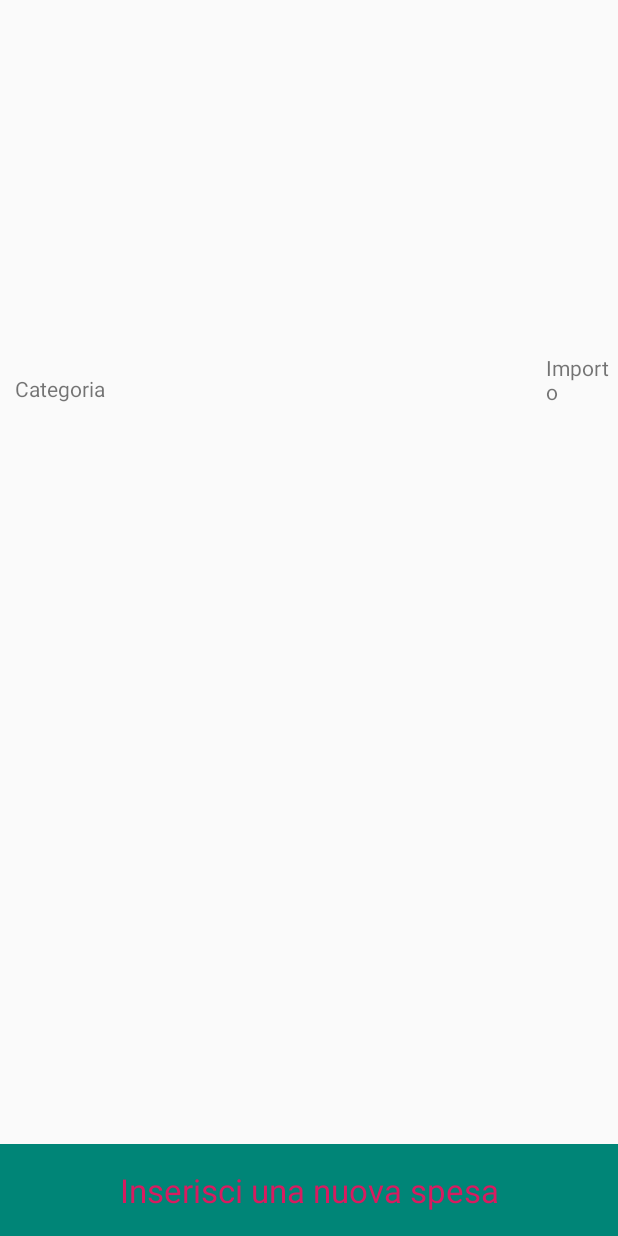
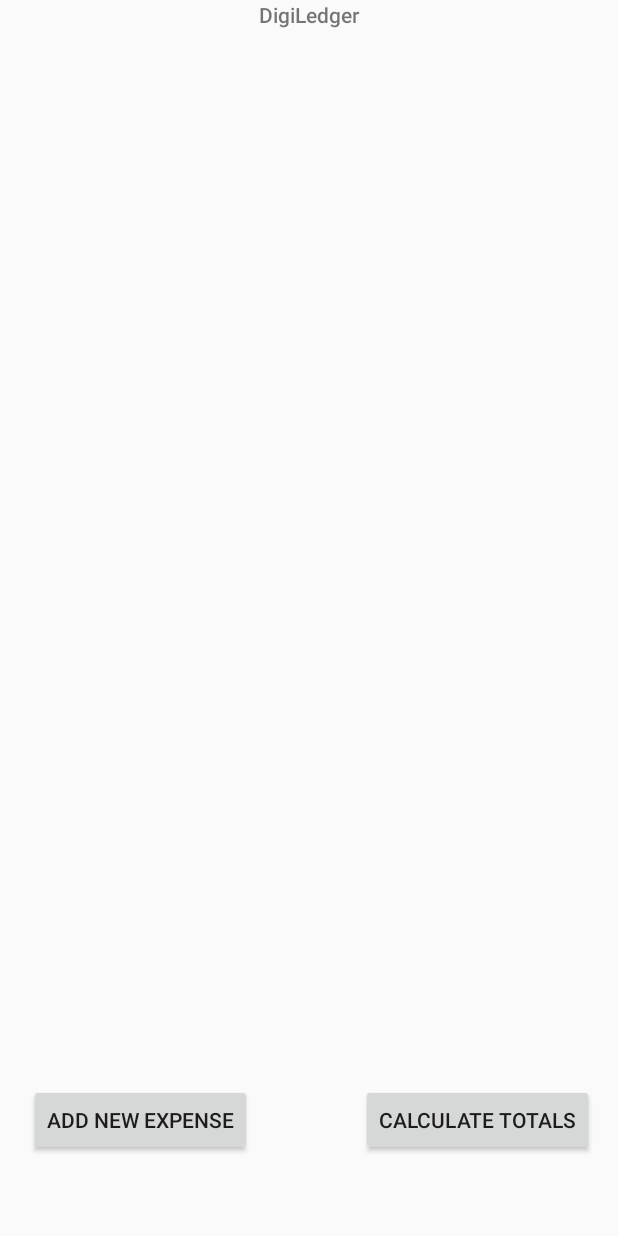
Before and after one commit to finzic/moneytracker, an Android app: the layout activity_main.xml on its own in the app's theme, with its tools: preview values and no code run, on a phone screen of 412 x 824 dp. Run offline under Robolectric (Android 15) with nearby library versions, the phone set to English and light mode, and no system bars.

Commit message:
throw it all in

```diff
--- a/app/build.gradle
+++ b/app/build.gradle
@@ -22,6 +22,7 @@ dependencies {
     implementation fileTree(dir: 'libs', include: ['*.jar'])
     implementation 'androidx.appcompat:appcompat:1.0.2'
     implementation 'androidx.constraintlayout:constraintlayout:1.1.3'
+    implementation 'androidx.recyclerview:recyclerview:1.1.0'
     testImplementation 'junit:junit:4.12'
     androidTestImplementation 'androidx.test.ext:junit:1.1.0'
     androidTestImplementation 'androidx.test.espresso:espresso-core:3.1.1'
--- a/app/src/main/res/layout/activity_main.xml
+++ b/app/src/main/res/layout/activity_main.xml
@@ -6,67 +6,54 @@
     android:layout_height="match_parent"
     tools:context=".MainActivity">
 
-    <RelativeLayout
-        android:layout_height="match_parent"
-        android:layout_width="match_parent"
-        android:orientation="vertical">
+    <TextView
+        android:id="@+id/lblTitle"
+        android:layout_width="126dp"
+        android:layout_height="80dp"
+        android:fontFamily="sans-serif-medium"
+        android:lineSpacingExtra="10sp"
+        android:text="DigiLedger"
+        android:textAlignment="center"
+        android:typeface="sans"
+        app:layout_constraintEnd_toEndOf="parent"
+        app:layout_constraintStart_toStartOf="parent"
+        app:layout_constraintTop_toTopOf="parent" />
 
-        <TextView
-            android:id="@+id/voiceInput"
-            android:layout_alignParentTop="true"
-            android:layout_centerHorizontal="true"
-            android:layout_height="wrap_content"
-            android:layout_marginTop="100dp"
-            android:layout_width="wrap_content"
-            android:textSize="26sp"
-            android:textStyle="normal" />
+    <androidx.constraintlayout.widget.Guideline
+        android:id="@+id/guideline"
+        android:layout_width="wrap_content"
+        android:layout_height="wrap_content"
+        android:orientation="vertical"
+        app:layout_constraintGuide_begin="20dp" />
 
-        <LinearLayout
-            android:id="@+id/vertical1"
-            android:layout_width="match_parent"
-            android:layout_height="wrap_content"
-            android:layout_alignParentBottom="true"
-            android:layout_centerHorizontal="true"
-            android:gravity="center"
-            android:orientation="vertical">
+    <Button
+        android:id="@+id/btnAddNewExpense"
+        android:layout_width="wrap_content"
+        android:layout_height="wrap_content"
+        android:layout_marginStart="19dp"
+        android:layout_marginBottom="53dp"
+        android:text="Add New Expense"
+        app:layout_constraintBottom_toBottomOf="parent"
+        app:layout_constraintStart_toStartOf="parent" />
 
-            <TextView
-                android:id="@+id/btnSpeak"
-                android:layout_width="match_parent"
-                android:layout_height="wrap_content"
-                android:layout_marginTop="10dp"
-                android:background="@color/colorPrimary"
-                android:clickable="true"
-                android:focusable="true"
-                android:gravity="center"
-                android:padding="16dp"
-                android:text="@string/tap_to_open_mic"
-                android:textColor="@color/colorAccent"
-                android:textSize="22sp"
-                android:textStyle="normal" />
-        </LinearLayout>
+    <Button
+        android:id="@+id/btnCalculateTotals"
+        android:layout_width="wrap_content"
+        android:layout_height="wrap_content"
+        android:layout_marginEnd="16dp"
+        android:layout_marginBottom="53dp"
+        android:text="Calculate Totals"
+        app:layout_constraintBottom_toBottomOf="parent"
+        app:layout_constraintEnd_toEndOf="parent" />
 
-        <TextView
-            android:id="@+id/txtCategory"
-            android:layout_width="wrap_content"
-            android:layout_height="wrap_content"
-            android:layout_below="@+id/voiceInput"
-            android:layout_alignParentStart="true"
-            android:layout_marginStart="10dp"
-            android:layout_marginTop="114dp"
-            android:text="@string/Category" />
-
-        <TextView
-            android:id="@+id/txtAmount"
-            android:layout_width="wrap_content"
-            android:layout_height="wrap_content"
-            android:layout_below="@+id/voiceInput"
-            android:layout_marginStart="294dp"
-            android:layout_marginTop="100dp"
-            android:layout_toEndOf="@+id/txtCategory"
-            android:text="@string/Amount" />
-
-    </RelativeLayout>
-
+    <androidx.recyclerview.widget.RecyclerView
+        android:layout_width="376dp"
+        android:layout_height="510dp"
+        android:layout_marginStart="16dp"
+        android:layout_marginTop="36dp"
+        android:layout_marginEnd="16dp"
+        app:layout_constraintEnd_toEndOf="parent"
+        app:layout_constraintStart_toStartOf="parent"
+        app:layout_constraintTop_toBottomOf="@+id/lblTitle" />
 
 </androidx.constraintlayout.widget.ConstraintLayout>
--- a/app/src/main/res/values/strings.xml
+++ b/app/src/main/res/values/strings.xml
@@ -3,4 +3,7 @@
     <string name="tap_to_open_mic">Inserisci una nuova spesa</string>
     <string name="Category">Categoria</string>
     <string name="Amount">Importo</string>
+    <string name="strDate">Date</string>
+    <string name="strAmount">amount</string>
+    <string name="strDescription">Description</string>
 </resources>
--- a/gradle.properties
+++ b/gradle.properties
@@ -10,7 +10,7 @@ org.gradle.jvmargs=-Xmx1536m
 # When configured, Gradle will run in incubating parallel mode.
 # This option should only be used with decoupled projects. More details, visit
 # http://www.gradle.org/docs/current/userguide/multi_project_builds.html#sec:decoupled_projects
-# org.gradle.parallel=true
+org.gradle.parallel=true
 # AndroidX package structure to make it clearer which packages are bundled with the
 # Android operating system, and which are packaged with your app's APK
 # https://developer.android.com/topic/libraries/support-library/androidx-rn
```
Also changed, not shown: app/src/main/java/it/finzicontini/digiledger/LedgerData.java (added, +40 -0 lines), app/src/main/java/it/finzicontini/digiledger/LedgerDataListAdapter.java (added, +64 -0 lines), app/src/main/res/layout/ledger_data.xml (added, +35 -0 lines).
